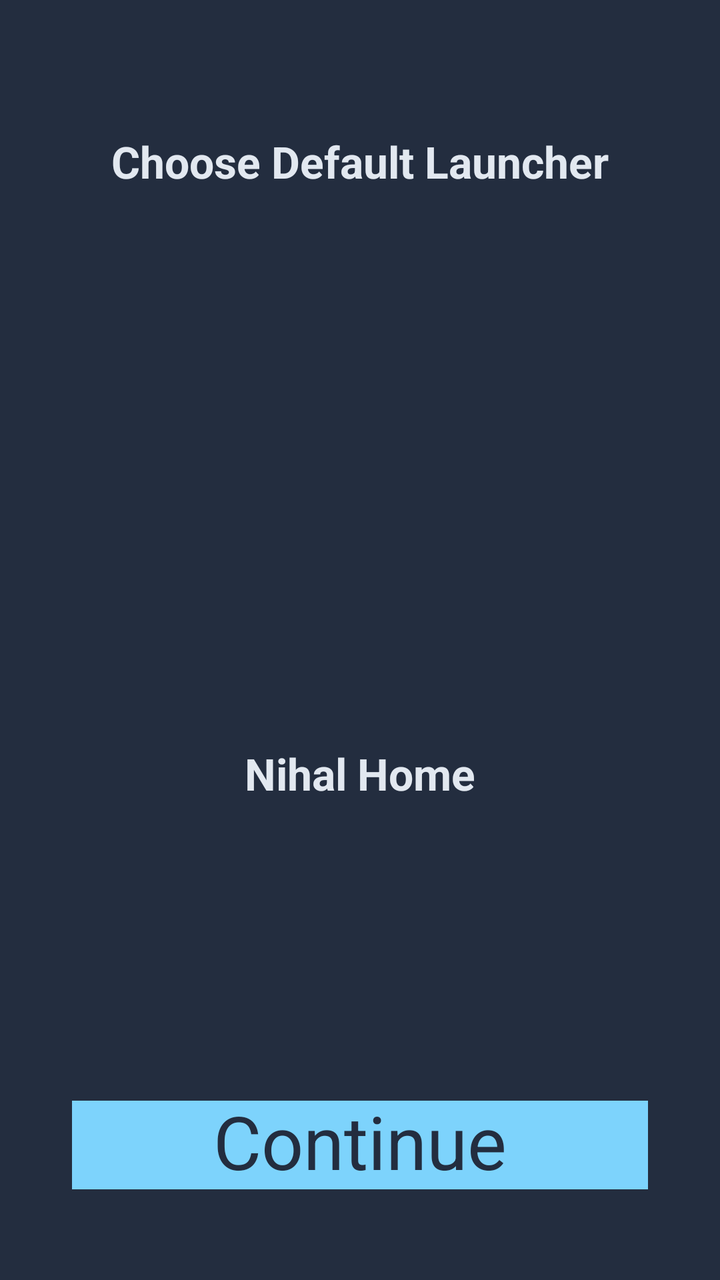
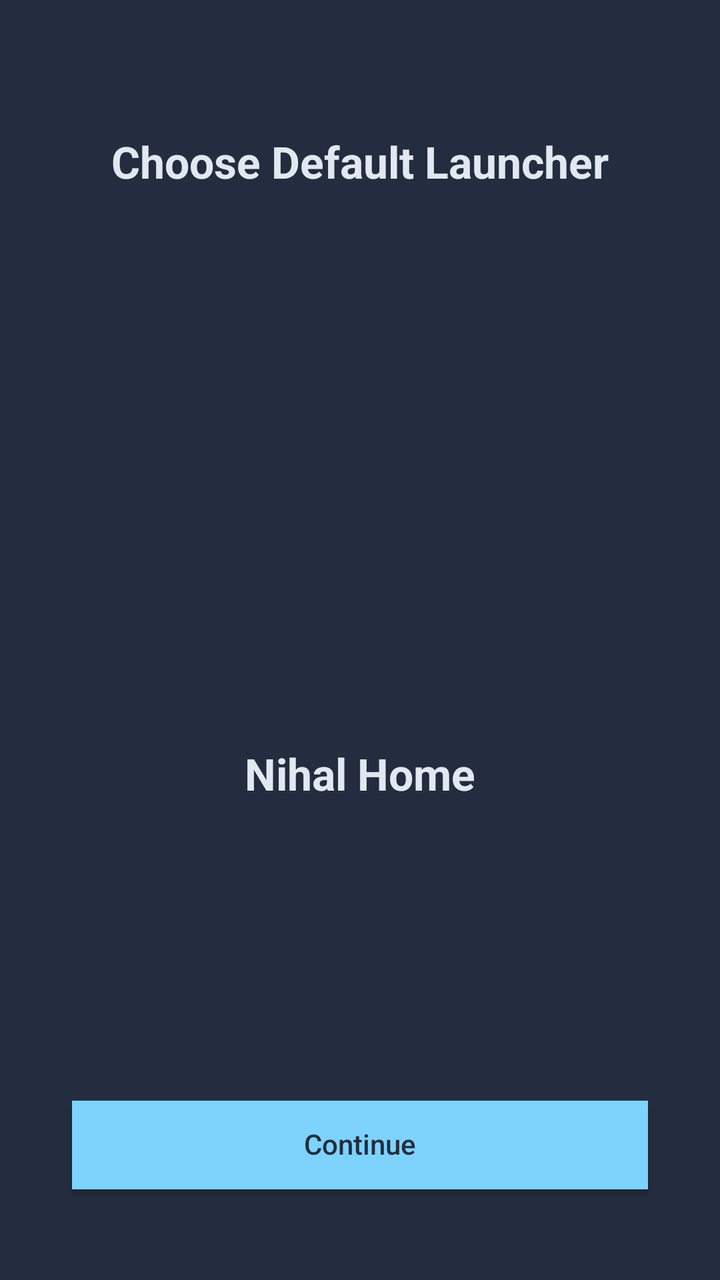

Screens rendered from an Android XML layout before and after an edit, with the pre-edit source and the edit as a unified diff.
<!-- AndroidManifest.xml: activity theme Theme.NihalHome -->
<!-- res/layout/activity_default_launcher.xml -->
<?xml version="1.0" encoding="utf-8"?>
<androidx.constraintlayout.widget.ConstraintLayout
    xmlns:android="http://schemas.android.com/apk/res/android"
    xmlns:app="http://schemas.android.com/apk/res-auto"
    android:layout_width="match_parent"
    android:layout_height="match_parent"
    android:background="@color/onboarding_background">

    
    <androidx.constraintlayout.widget.Guideline
        android:id="@+id/guideTitleTop"
        android:layout_width="wrap_content"
        android:layout_height="wrap_content"
        android:orientation="horizontal"
        app:layout_constraintGuide_percent="0.108" />

    <androidx.constraintlayout.widget.Guideline
        android:id="@+id/guideTitleBottom"
        android:layout_width="wrap_content"
        android:layout_height="wrap_content"
        android:orientation="horizontal"
        app:layout_constraintGuide_percent="0.148" />

    <androidx.constraintlayout.widget.Guideline
        android:id="@+id/guideIconTop"
        android:layout_width="wrap_content"
        android:layout_height="wrap_content"
        android:orientation="horizontal"
        app:layout_constraintGuide_percent="0.386" />

    <androidx.constraintlayout.widget.Guideline
        android:id="@+id/guideIconBottom"
        android:layout_width="wrap_content"
        android:layout_height="wrap_content"
        android:orientation="horizontal"
        app:layout_constraintGuide_percent="0.557" />

    <androidx.constraintlayout.widget.Guideline
        android:id="@+id/guideLabelTop"
        android:layout_width="wrap_content"
        android:layout_height="wrap_content"
        android:orientation="horizontal"
        app:layout_constraintGuide_percent="0.586" />

    <androidx.constraintlayout.widget.Guideline
        android:id="@+id/guideLabelBottom"
        android:layout_width="wrap_content"
        android:layout_height="wrap_content"
        android:orientation="horizontal"
        app:layout_constraintGuide_percent="0.626" />

    <androidx.constraintlayout.widget.Guideline
        android:id="@+id/guideButtonTop"
        android:layout_width="wrap_content"
        android:layout_height="wrap_content"
        android:orientation="horizontal"
        app:layout_constraintGuide_percent="0.860" />

    <androidx.constraintlayout.widget.Guideline
        android:id="@+id/guideButtonBottom"
        android:layout_width="wrap_content"
        android:layout_height="wrap_content"
        android:orientation="horizontal"
        app:layout_constraintGuide_percent="0.929" />

    
    <androidx.constraintlayout.widget.Guideline
        android:id="@+id/guideIconLeft"
        android:layout_width="wrap_content"
        android:layout_height="wrap_content"
        android:orientation="vertical"
        app:layout_constraintGuide_percent="0.325" />

    <androidx.constraintlayout.widget.Guideline
        android:id="@+id/guideIconRight"
        android:layout_width="wrap_content"
        android:layout_height="wrap_content"
        android:orientation="vertical"
        app:layout_constraintGuide_percent="0.675" />

    
    <androidx.constraintlayout.widget.Guideline
        android:id="@+id/guideLeft"
        android:layout_width="wrap_content"
        android:layout_height="wrap_content"
        android:orientation="vertical"
        app:layout_constraintGuide_percent="0.10" />

    <androidx.constraintlayout.widget.Guideline
        android:id="@+id/guideRight"
        android:layout_width="wrap_content"
        android:layout_height="wrap_content"
        android:orientation="vertical"
        app:layout_constraintGuide_percent="0.90" />

    
    <androidx.appcompat.widget.AppCompatTextView
        android:id="@+id/textChooseDefaultLauncher"
        android:layout_width="0dp"
        android:layout_height="0dp"
        android:text="@string/choose_default_launcher_title"
        android:textColor="@color/onboarding_heading"
        android:textStyle="bold"
        android:gravity="center"
        android:maxLines="1"
        android:includeFontPadding="false"
        android:ellipsize="none"
        app:autoSizeTextType="uniform"
        app:autoSizeMinTextSize="1sp"
        app:autoSizeMaxTextSize="200sp"
        app:autoSizeStepGranularity="1sp"
        app:layout_constraintStart_toStartOf="@id/guideLeft"
        app:layout_constraintEnd_toEndOf="@id/guideRight"
        app:layout_constraintTop_toTopOf="@id/guideTitleTop"
        app:layout_constraintBottom_toBottomOf="@id/guideTitleBottom" />

    
    <com.google.android.material.imageview.ShapeableImageView
        android:id="@+id/imageAppLogo"
        android:layout_width="0dp"
        android:layout_height="0dp"
        android:scaleType="centerCrop"
        android:src="@mipmap/ic_launcher"
        app:shapeAppearanceOverlay="@style/CircleImageOverlay"
        app:layout_constraintStart_toStartOf="@id/guideIconLeft"
        app:layout_constraintEnd_toEndOf="@id/guideIconRight"
        app:layout_constraintTop_toTopOf="@id/guideIconTop"
        app:layout_constraintBottom_toBottomOf="@id/guideIconBottom" />

    
    <androidx.appcompat.widget.AppCompatTextView
        android:id="@+id/textAppName"
        android:layout_width="0dp"
        android:layout_height="0dp"
        android:text="@string/app_name"
        android:textColor="@color/onboarding_heading"
        android:textStyle="bold"
        android:gravity="center"
        android:maxLines="1"
        android:includeFontPadding="false"
        android:ellipsize="none"
        app:autoSizeTextType="uniform"
        app:autoSizeMinTextSize="1sp"
        app:autoSizeMaxTextSize="200sp"
        app:autoSizeStepGranularity="1sp"
        app:layout_constraintStart_toStartOf="@id/guideLeft"
        app:layout_constraintEnd_toEndOf="@id/guideRight"
        app:layout_constraintTop_toTopOf="@id/guideLabelTop"
        app:layout_constraintBottom_toBottomOf="@id/guideLabelBottom" />

    
    <androidx.appcompat.widget.AppCompatButton
        android:id="@+id/buttonContinue"
        android:layout_width="0dp"
        android:layout_height="0dp"
        android:minWidth="0dp"
        android:minHeight="0dp"
        android:paddingVertical="0dp"
        android:background="@color/onboarding_accent"
        android:text="@string/action_continue"
        android:textColor="@color/onboarding_button_text"
        android:textAllCaps="false"
        android:gravity="center"
        android:maxLines="1"
        android:includeFontPadding="false"
        android:ellipsize="none"
        android:elevation="0dp"
        app:autoSizeTextType="uniform"
        app:autoSizeMinTextSize="1sp"
        app:autoSizeMaxTextSize="200sp"
        app:autoSizeStepGranularity="1sp"
        app:layout_constraintStart_toStartOf="@id/guideLeft"
        app:layout_constraintEnd_toEndOf="@id/guideRight"
        app:layout_constraintTop_toTopOf="@id/guideButtonTop"
        app:layout_constraintBottom_toBottomOf="@id/guideButtonBottom" />

</androidx.constraintlayout.widget.ConstraintLayout>
<!-- resources referenced by this layout -->
<resources>
  <color name="onboarding_accent">#7DD3FC</color>
  <color name="onboarding_background">#232D3F</color>
  <color name="onboarding_button_text">#232D3F</color>
  <color name="onboarding_heading">#E2E8F0</color>
  <!-- mipmap ic_launcher (mipmap-anydpi-v26) -->
  <?xml version="1.0" encoding="utf-8"?>
  <adaptive-icon xmlns:android="http://schemas.android.com/apk/res/android">
      <background android:drawable="@drawable/ic_launcher_background"/>
      <foreground android:drawable="@drawable/ic_launcher_foreground"/>
  </adaptive-icon>
  <string name="action_continue">Continue</string>
  <string name="app_name">Nihal Home</string>
  <string name="choose_default_launcher_title">Choose Default Launcher</string>
  <style name="CircleImageOverlay">
          <item name="cornerFamily">rounded</item>
          <item name="cornerSize">50%</item>
      </style>
  <style name="Theme.NihalHome" parent="android:Theme.Material.Light.NoActionBar">
          <item name="android:windowBackground">@android:color/white</item>
          <item name="android:statusBarColor">@android:color/white</item>
          <item name="android:navigationBarColor">@android:color/white</item>
          <item name="android:windowLightStatusBar">true</item>
      </style>
  <!-- drawable ic_launcher_background: png bitmap (drawable, 8505 bytes) -->
  <!-- drawable ic_launcher_foreground: png bitmap (drawable, 4767 bytes) -->
</resources>

<!-- the commit's change to res/layout/activity_default_launcher.xml (unified diff, before → after) -->
@@ -149,7 +149,7 @@
         app:layout_constraintBottom_toBottomOf="@id/guideLabelBottom" />
 
     
-    <androidx.appcompat.widget.AppCompatButton
+    <Button
         android:id="@+id/buttonContinue"
         android:layout_width="0dp"
         android:layout_height="0dp"
@@ -163,12 +163,7 @@
         android:gravity="center"
         android:maxLines="1"
         android:includeFontPadding="false"
-        android:ellipsize="none"
         android:elevation="0dp"
-        app:autoSizeTextType="uniform"
-        app:autoSizeMinTextSize="1sp"
-        app:autoSizeMaxTextSize="200sp"
-        app:autoSizeStepGranularity="1sp"
         app:layout_constraintStart_toStartOf="@id/guideLeft"
         app:layout_constraintEnd_toEndOf="@id/guideRight"
         app:layout_constraintTop_toTopOf="@id/guideButtonTop"
